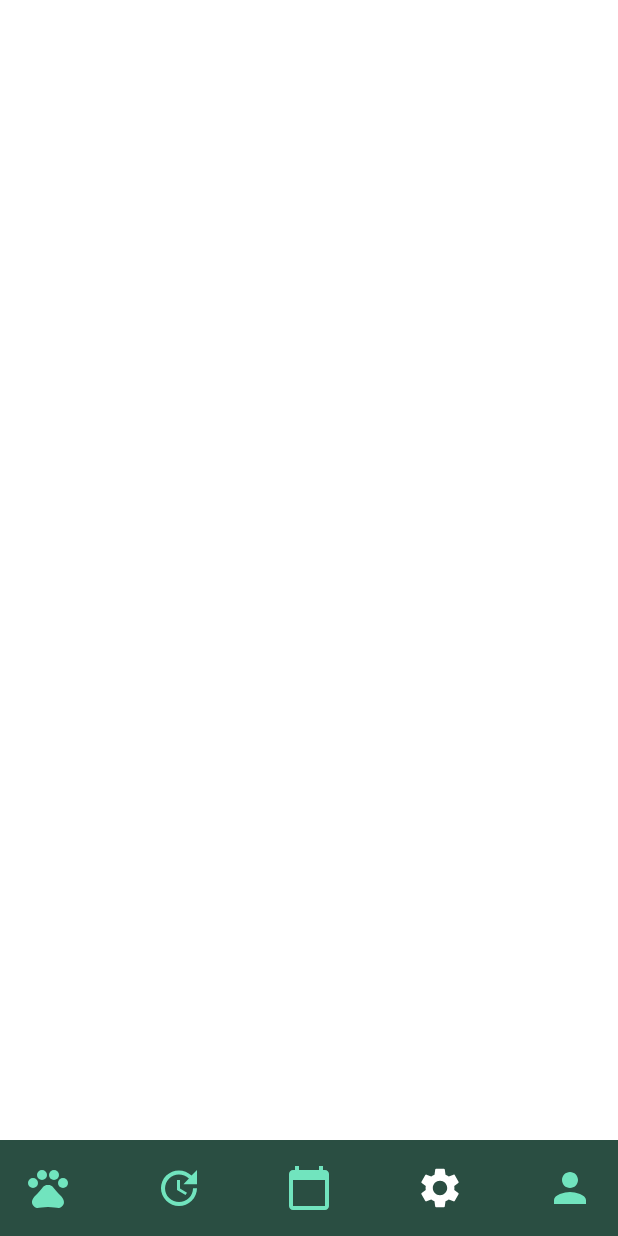
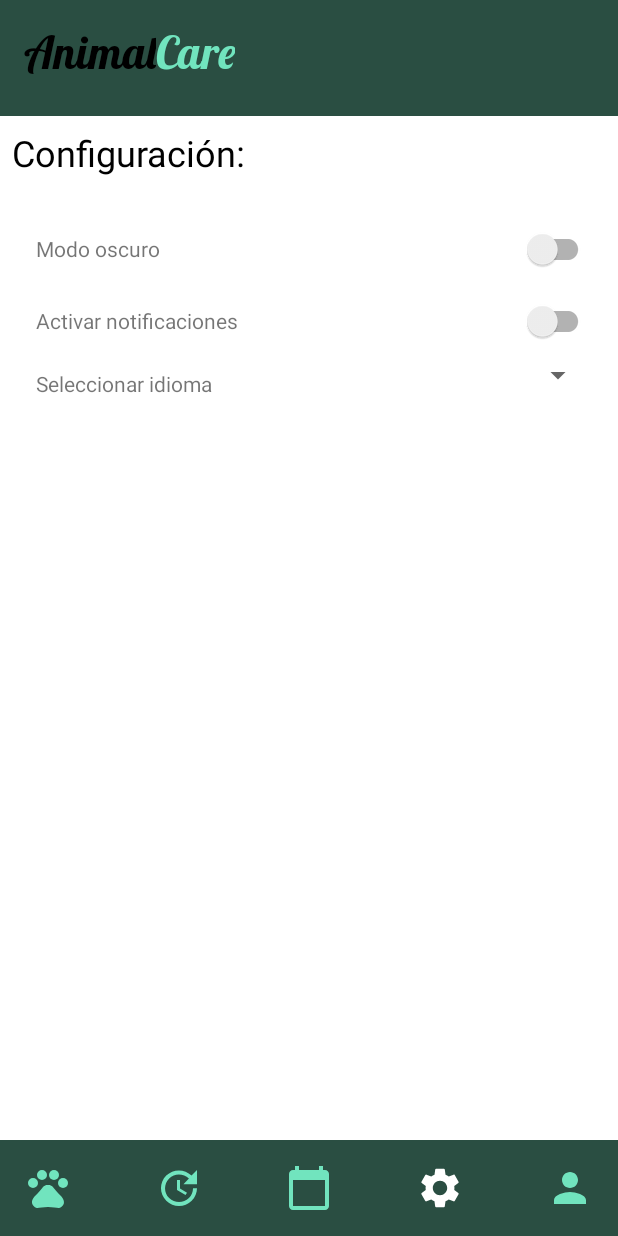
Before and after one commit to teresitaFerme/Programaci-n-de-aplicaciones-m-viles, an Android app: the SettingsActivity screen opened directly, with no data from a screen before it, on a phone screen of 412 x 824 dp. Run offline under Robolectric (Android 15) with nearby library versions, the light colour scheme and no system bars.

Commit message:
Settings layout and Top bar implemented

```diff
--- a/AnimalCare/app/src/main/res/layout/activity_settings.xml
+++ b/AnimalCare/app/src/main/res/layout/activity_settings.xml
@@ -6,6 +6,97 @@
     android:layout_height="match_parent"
     tools:context=".feature.settings.SettingsActivity">
 
+    <include layout="@layout/top_bar" android:id="@+id/layout_top_bar"/>
+
+    <TextView
+        android:id="@+id/settings_title"
+        android:layout_width="wrap_content"
+        android:layout_height="wrap_content"
+        app:layout_constraintTop_toBottomOf="@id/layout_top_bar"
+        app:layout_constraintStart_toStartOf="parent"
+        android:padding="8dp"
+        android:textColor="@color/black"
+        android:text="Configuración:"
+        android:textSize="24dp"/>
+
+    <LinearLayout
+        android:layout_width="match_parent"
+        android:layout_height="wrap_content"
+        app:layout_constraintTop_toBottomOf="@id/settings_title"
+        android:padding="16dp"
+        android:orientation="vertical">
+
+        <androidx.constraintlayout.widget.ConstraintLayout
+            android:layout_width="match_parent"
+            android:layout_height="wrap_content">
+
+            <TextView
+                android:id="@+id/settings_screen_mode"
+                android:layout_width="wrap_content"
+                android:layout_height="wrap_content"
+                android:padding="8dp"
+                app:layout_constraintBaseline_toBaselineOf="@id/settings_switch_screen_mode"
+                app:layout_constraintTop_toTopOf="parent"
+                app:layout_constraintStart_toStartOf="parent"
+                android:text="Modo oscuro"/>
+
+            <androidx.appcompat.widget.SwitchCompat
+                android:id="@+id/settings_switch_screen_mode"
+                android:layout_width="wrap_content"
+                android:layout_height="wrap_content"
+                app:layout_constraintTop_toTopOf="parent"
+                app:layout_constraintEnd_toEndOf="parent"/>
+
+        </androidx.constraintlayout.widget.ConstraintLayout>
+
+        <androidx.constraintlayout.widget.ConstraintLayout
+            android:layout_width="match_parent"
+            android:layout_height="wrap_content">
+
+            <TextView
+                android:id="@+id/settings_enable_notifications"
+                android:layout_width="wrap_content"
+                android:layout_height="wrap_content"
+                app:layout_constraintBaseline_toBaselineOf="@id/settings_switch_notifications"
+                android:padding="8dp"
+                app:layout_constraintTop_toTopOf="parent"
+                app:layout_constraintStart_toStartOf="parent"
+                android:text="Activar notificaciones"/>
+
+            <androidx.appcompat.widget.SwitchCompat
+                android:id="@+id/settings_switch_notifications"
+                android:layout_width="wrap_content"
+                android:layout_height="wrap_content"
+                app:layout_constraintTop_toTopOf="parent"
+                app:layout_constraintEnd_toEndOf="parent"/>
+
+        </androidx.constraintlayout.widget.ConstraintLayout>
+
+
+        <androidx.constraintlayout.widget.ConstraintLayout
+            android:layout_width="match_parent"
+            android:layout_height="wrap_content">
+
+            <TextView
+                android:id="@+id/settings_select_language"
+                android:layout_width="wrap_content"
+                android:layout_height="wrap_content"
+                app:layout_constraintBaseline_toBaselineOf="@id/settings_spinner_language"
+                android:padding="8dp"
+                app:layout_constraintTop_toTopOf="parent"
+                app:layout_constraintStart_toStartOf="parent"
+                android:text="Seleccionar idioma"/>
+
+            <androidx.appcompat.widget.AppCompatSpinner
+                android:id="@+id/settings_spinner_language"
+                android:layout_width="wrap_content"
+                android:layout_height="match_parent"
+                app:layout_constraintTop_toTopOf="parent"
+                app:layout_constraintEnd_toEndOf="parent"/>
+
+        </androidx.constraintlayout.widget.ConstraintLayout>
+    </LinearLayout>
+
     <include layout="@layout/toolbar"/>
 
 </androidx.constraintlayout.widget.ConstraintLayout>
--- /dev/null
+++ b/AnimalCare/app/src/main/res/layout/top_bar.xml
@@ -0,0 +1,15 @@
+<?xml version="1.0" encoding="utf-8"?>
+<androidx.constraintlayout.widget.ConstraintLayout xmlns:android="http://schemas.android.com/apk/res/android"
+    xmlns:app="http://schemas.android.com/apk/res-auto"
+    android:layout_width="match_parent"
+    android:layout_height="wrap_content"
+    android:background="@color/mainColor"
+    android:padding="16dp"
+    app:layout_constraintTop_toTopOf="parent"
+    app:layout_constraintEnd_toEndOf="parent"
+    app:layout_constraintStart_toStartOf="parent">
+
+    <include layout="@layout/logo"/>
+
+
+</androidx.constraintlayout.widget.ConstraintLayout>
```
